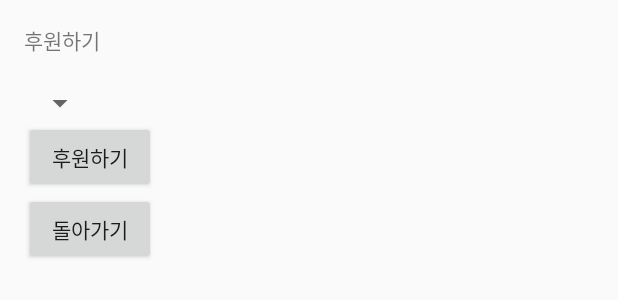
After one commit to hooni24/Squarize_Mobile, an Android app: the layout activity_hoowon.xml on its own in the app's theme, with its tools: preview values and no code run, on a phone screen of 412 x 824 dp. The commit adds this screen. Shown: the top 300 px of the screen. Run offline under Robolectric (Android 15) with nearby library versions, the phone set to English and light mode, and no system bars.

Commit message:
후원하기 만듬
ㅎ

```diff
--- /dev/null
+++ b/p/app/src/main/res/layout/activity_hoowon.xml
@@ -0,0 +1,42 @@
+<?xml version="1.0" encoding="utf-8"?>
+<LinearLayout xmlns:android="http://schemas.android.com/apk/res/android"
+    xmlns:tools="http://schemas.android.com/tools"
+    android:orientation="vertical"
+    android:id="@+id/activity_hoowon"
+    android:layout_width="match_parent"
+    android:layout_height="match_parent"
+    android:paddingBottom="@dimen/activity_vertical_margin"
+    android:paddingLeft="@dimen/activity_horizontal_margin"
+    android:paddingRight="@dimen/activity_horizontal_margin"
+    android:paddingTop="@dimen/activity_vertical_margin"
+    tools:context="org.scit.test.squarizemobile.Hoowon">
+
+
+    <TextView
+        android:layout_width="wrap_content"
+        android:layout_height="wrap_content"
+        android:text="후원하기"/>
+
+    <TextView
+        android:id="@+id/mile"
+        android:layout_width="wrap_content"
+        android:layout_height="wrap_content"/>
+
+    <Spinner
+        android:id="@+id/mileSpin"
+        android:layout_width="wrap_content"
+        android:layout_height="wrap_content"></Spinner>
+
+    <Button
+        android:onClick="hoowonGo"
+        android:layout_width="wrap_content"
+        android:layout_height="wrap_content"
+        android:text="후원하기"/>
+
+    <Button
+        android:onClick="returnDetail"
+        android:layout_width="wrap_content"
+        android:layout_height="wrap_content"
+        android:text="돌아가기"/>
+
+</LinearLayout>
```
Also changed, not shown: p/app/src/main/AndroidManifest.xml (+7 -8 lines), p/app/src/main/java/org/scit/test/squarizemobile/BuskingActivity.java (+14 -0 lines), p/app/src/main/java/org/scit/test/squarizemobile/DetailActivity.java (+4 -1 lines), p/app/src/main/java/org/scit/test/squarizemobile/Hoowon.java (added, +127 -0 lines), p/app/src/main/res/layout/activity_busking.xml (+7 -1 lines), p/app/src/main/res/values/arrays.xml (+8 -0 lines).
